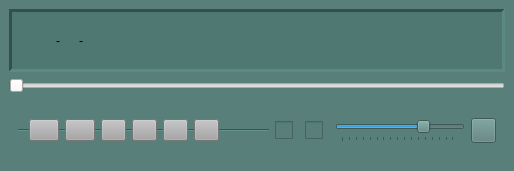
Old version of the form lib/gui/mainwindow.ui in the repository bitterfly/MehPlayer.
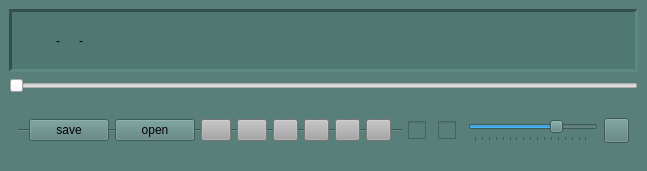
New version of the form. Icons and pictures are not drawn.

Commit message: Save and open playlists

The edit to the form file:
```diff
--- a/lib/gui/mainwindow.ui
+++ b/lib/gui/mainwindow.ui
@@ -184,6 +184,20 @@
             <enum>QFrame::Sunken</enum>
            </property>
            <layout class="QHBoxLayout" name="buttons">
+            <item>
+             <widget class="QPushButton" name="save_playlist">
+              <property name="text">
+               <string>save</string>
+              </property>
+             </widget>
+            </item>
+            <item>
+             <widget class="QPushButton" name="open_playlist">
+              <property name="text">
+               <string>open</string>
+              </property>
+             </widget>
+            </item>
             <item>
              <widget class="QPushButton" name="open_file">
               <property name="sizePolicy">
@@ -314,19 +328,6 @@
               </property>
              </widget>
             </item>
-            <item>
-             <spacer name="horizontalSpacer_2">
-              <property name="orientation">
-               <enum>Qt::Horizontal</enum>
-              </property>
-              <property name="sizeHint" stdset="0">
-               <size>
-                <width>40</width>
-                <height>20</height>
-               </size>
-              </property>
-             </spacer>
-            </item>
            </layout>
           </widget>
          </item>
```
The commit also changes 3 other files.
